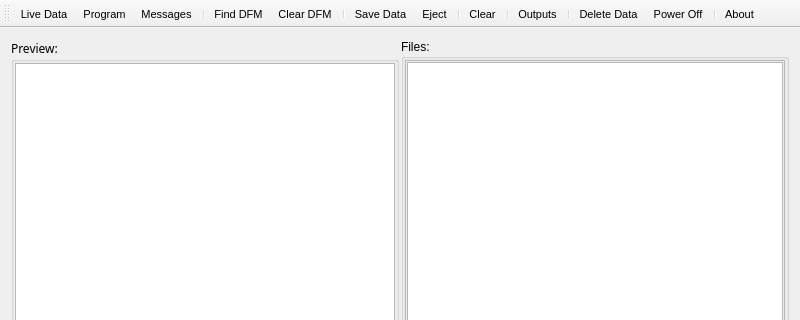
This is Mainwindow.ui in spletcher1/PyMCU as Qt 5 draws it before an edit; both pictures show x 0 to 800 and y 0 to 320 of the 800 by 480 pixel window. The edited form follows.
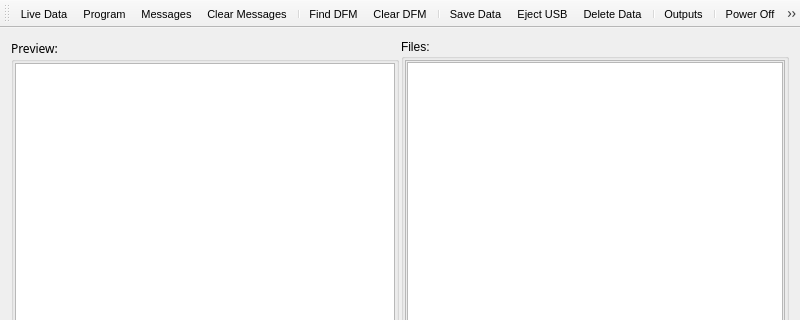
This is the edited form. Icons and pictures are not drawn.

Commit message: Added fix for data copy to directory with spaces and USB eject stuff.

```diff
--- a/Mainwindow.ui
+++ b/Mainwindow.ui
@@ -1543,21 +1543,21 @@
    <addaction name="dataAction"/>
    <addaction name="programAction"/>
    <addaction name="messagesAction"/>
+   <addaction name="clearMessagesAction"/>
    <addaction name="separator"/>
    <addaction name="findDFMAction"/>
    <addaction name="clearDFMAction"/>
    <addaction name="separator"/>
    <addaction name="saveDataAction"/>
    <addaction name="ejectAction"/>
-   <addaction name="separator"/>
-   <addaction name="clearMessagesAction"/>
-   <addaction name="separator"/>
-   <addaction name="toggleOutputsAction"/>
-   <addaction name="separator"/>
    <addaction name="deleteDataAction"/>
+   <addaction name="separator"/>
+   <addaction name="toggleOutputsAction"/>
+   <addaction name="separator"/>
    <addaction name="powerOffAction"/>
    <addaction name="separator"/>
    <addaction name="aboutMCUAction"/>
+   <addaction name="separator"/>
   </widget>
   <action name="powerOffAction">
    <property name="icon">
@@ -1664,7 +1664,7 @@
      <normaloff>editclear.png</normaloff>editclear.png</iconset>
    </property>
    <property name="text">
-    <string>Clear</string>
+    <string>Clear Messages</string>
    </property>
    <property name="toolTip">
     <string>Clear existing messages</string>
@@ -1688,7 +1688,7 @@
      <normaloff>USB.png</normaloff>USB.png</iconset>
    </property>
    <property name="text">
-    <string>Eject</string>
+    <string>Eject USB</string>
    </property>
    <property name="toolTip">
     <string>Eject USB</string>
```
The commit also changes 1 other file.
